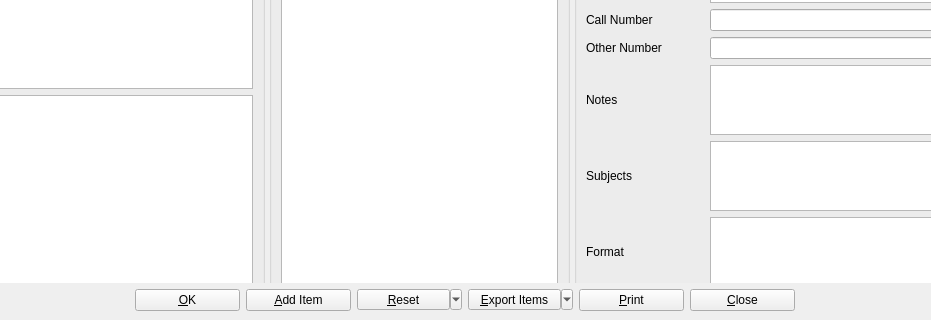
Before: the Qt Designer form UI/photographinfo.ui in textbrowser/biblioteq, drawn with Qt 5; both pictures show x 100 to 1031 and y 605 to 925 of the 1130 by 925 pixel window.
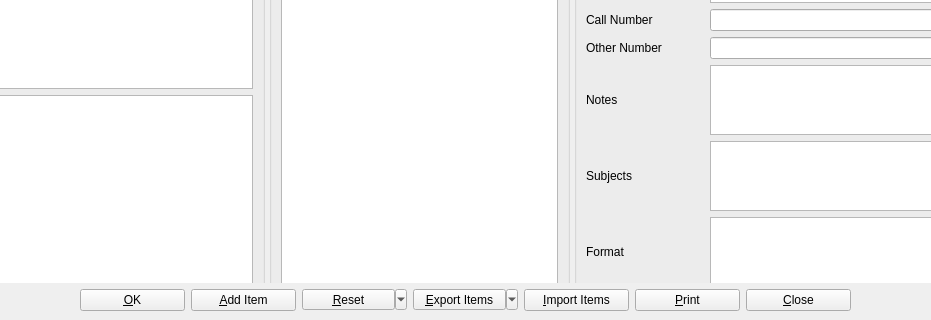
After: the same form once the commit is applied. Icons and pictures are not drawn. Custom widgets are drawn as their Qt base class.

Commit message: Batch import of photographs.

What changed in the file:
```diff
--- a/UI/photographinfo.ui
+++ b/UI/photographinfo.ui
@@ -667,6 +667,25 @@
         </property>
        </widget>
       </item>
+      <item>
+       <widget class="QPushButton" name="importItems">
+        <property name="sizePolicy">
+         <sizepolicy hsizetype="Fixed" vsizetype="Fixed">
+          <horstretch>0</horstretch>
+          <verstretch>0</verstretch>
+         </sizepolicy>
+        </property>
+        <property name="minimumSize">
+         <size>
+          <width>105</width>
+          <height>0</height>
+         </size>
+        </property>
+        <property name="text">
+         <string>&amp;Import Items</string>
+        </property>
+       </widget>
+      </item>
       <item>
        <widget class="QPushButton" name="printButton">
         <property name="minimumSize">
```
Left out of the diff: 3 changed lines with no effect on the pictures. The commit also changes 3 other files.
